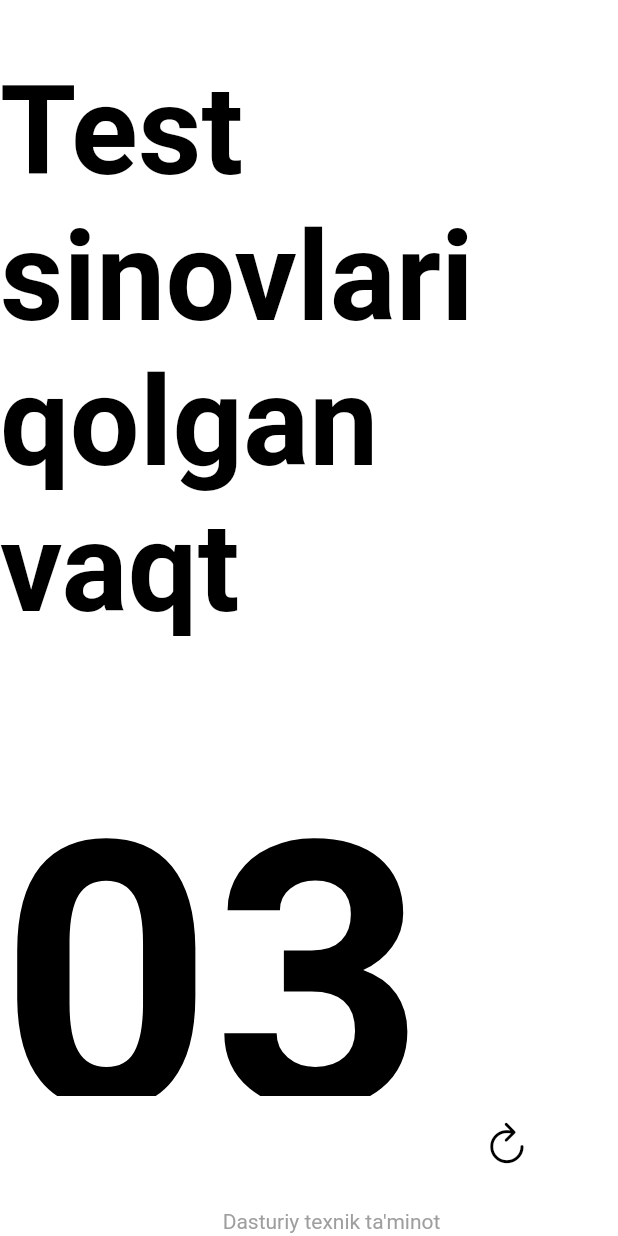
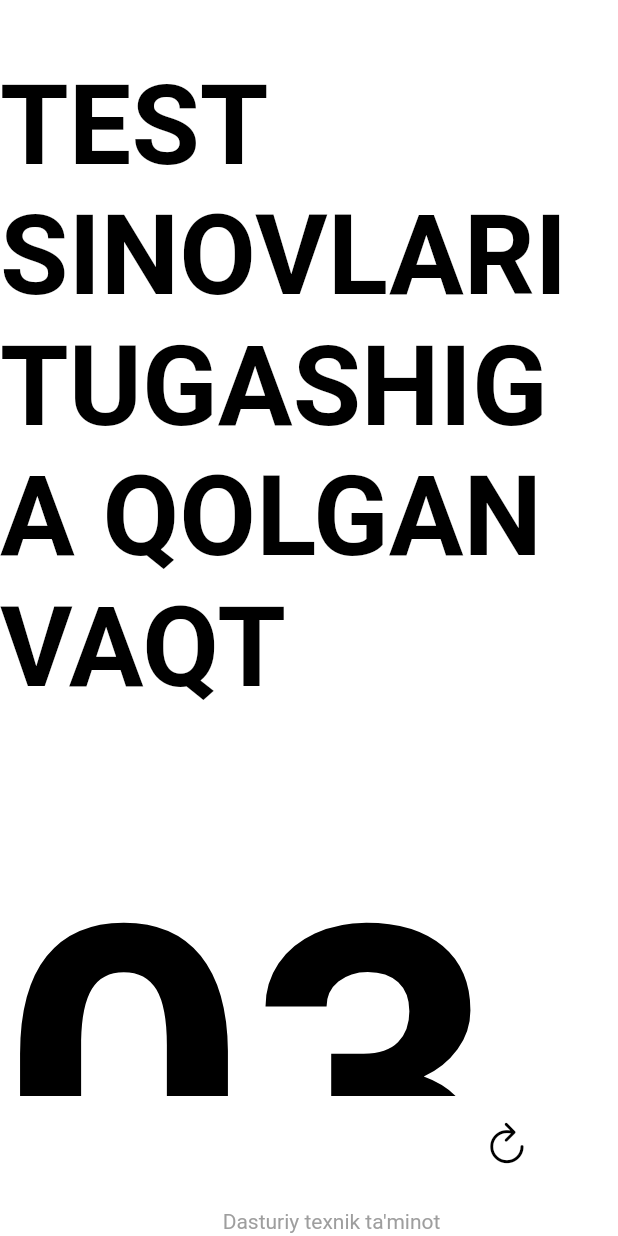
Before and after one commit to githubsobir/timersbt, a Flutter app: the screen it shows after launch, after a tap on an icon or button, on a phone screen of 412 x 824 dp. Run offline on Flutter 3.47's test engine with Material 2 defaults, Android fonts, the phone set to English and light mode, and no system bars; our stand-ins replace group_button.

Commit message:
my commit 22.03.2021

```diff
--- a/lib/main.dart
+++ b/lib/main.dart
@@ -3,6 +3,7 @@
 import 'package:flutter/material.dart';
 import 'package:group_button/group_button.dart';
 
+/// 22.03.2021 23:17
 void main() {
   runApp(MaterialApp(debugShowCheckedModeBanner: false, home: MyAp()));
 }
@@ -25,12 +26,13 @@
   bool checkTimer = true;
   bool visibleContent = true;
   String hhhh = "0", mmmm, ssss;
-  String languageTitle = "Test sinovlari qolgan vaqt";
+  String languageTitle = "Test sinovlari tugashiga qolgan vaqt".toUpperCase();
   double sliderValue = 3;
   double sliderValueMinute = 20;
   int qoshimcha = 0;
   int colorIndex = 0;
   bool changeTimerValue = false;
+
   int timerPause;
 
 
@@ -38,21 +40,21 @@
     // #index1
     Colors.black,
     Colors.white,
-    Colors.grey,
-    Colors.red,
-    Colors.grey.shade200,
     // #index2
     Colors.white,
     Colors.black,
-    Colors.grey,
-    Colors.red,
-    Colors.grey.shade200,
     // #index3,
     Colors.yellow,
     Colors.black,
-    Colors.grey,
+    // #index4,
     Colors.red,
-    Colors.grey.shade200,
+    Colors.black,
+    // #index5,
+    Colors.blue,
+    Colors.black,
+    // #index6,
+    Colors.blue,
+    Colors.white,
   ];
 
   void start() {
@@ -64,8 +66,10 @@
       checkTimer = true;
 
 
+
+
     });
-    if (changeTimerValue )
+    if (changeTimerValue)
       timeForTimer = ((hour * 60 * 60) + (minute * 60) + second);
     // debugPrint(timeForTimer.toString());
     Timer.periodic(Duration(seconds: 1), (timer) {
@@ -98,13 +102,13 @@
           timeToDisplay = timeShows(h: h, m: m, s: s);
         }
 
-        if (timeForTimer < 1 ) languageTitle = "Test sinovi tugadi";
+        if (timeForTimer < 1 ) languageTitle = "Test sinovi tugadi".toUpperCase();
         if (timeForTimer % 10 == 0 && qoshimcha == 0 && timeForTimer > 1) {
           qoshimcha = 1;
-          languageTitle = "Test sinovi tugashiga qolgan vaqt";
+          languageTitle ="Test sinovlari tugashiga qolgan vaqt".toUpperCase();
         } else if (timeForTimer % 10 == 0 && qoshimcha == 1 && timeForTimer > 1) {
           qoshimcha = 0;
-          languageTitle = "Осталось время до конца теста";
+          languageTitle = "Время до окончания тестирования".toUpperCase();
         }
       });
     });
@@ -117,6 +121,8 @@
       started = true;
       stopped = true;
       checkTimer = false;
+      changeTimerValue = false;
+
     });
   }
 
@@ -145,7 +151,7 @@
     }
 
     print("$hhhh : $mmmm : $ssss");
-    return "$hhhh : $mmmm : $ssss";
+    return "$hhhh:$mmmm:$ssss";
   }
 
   Widget timer({double screeSizes}) {
@@ -159,7 +165,7 @@
           Text(
             timeToDisplay,
             style: TextStyle(
-                fontSize: screeSizes * 0.3,color: myTheme1[0+colorIndex], fontWeight: FontWeight.w700),
+                fontSize: screeSizes * 0.35,color: myTheme1[0+colorIndex], fontWeight: FontWeight.w700),
           ),
           Visibility(
             visible: visibleContent,
@@ -168,6 +174,7 @@
               child: Row(
                 children: [
                   Container(
+                    height: 200,
                     margin: EdgeInsets.all(20),
                     padding: EdgeInsets.all(10),
                     decoration: BoxDecoration(
@@ -175,12 +182,13 @@
                         borderRadius: BorderRadius.circular(10),
                         boxShadow: [
                           BoxShadow(
-                            color: myTheme1[4+colorIndex],
-                            blurRadius: 1,
+                            color: Colors.grey,
+                            blurRadius: 2,
                             spreadRadius: 1,
-                            offset: Offset(0.2, 0.2),
-                          )
-                        ]),
+                            offset: Offset(0.4, 0.4),
+                          ),
+
+                        ],),
                     child: Column(
                       children: [
                         Text(
@@ -192,7 +200,11 @@
                         Container(
                           height: 120,
                           width: 150,
-                          child:Column(
+                          decoration: BoxDecoration(
+
+                          ),
+                          child:SingleChildScrollView(
+                            child: Column(
                               children: [
                                 GroupButton(
                                   isRadio: true,
@@ -206,18 +218,39 @@
                                       });
                                     } else if(index == 1){
                                       setState(() {
-                                      colorIndex = 5;
+                                        colorIndex =2;
                                       });
                                     } else if(index == 2){
                                       setState(() {
+                                        colorIndex = 4;
+                                      });
+
+                                    }
+                                    else if(index == 3){
+                                      setState(() {
+                                        colorIndex = 6;
+                                      });
+
+                                    }
+                                    else if(index == 4){
+                                      setState(() {
+                                        colorIndex = 8;
+                                      });
+
+                                    }
+                                    else if(index == 5){
+                                      setState(() {
                                         colorIndex = 10;
                                       });
+
                                     }
 
+
                                   },
-                                buttons: [" tema 1", "tema 2", "tema 3", ],
+                                  buttons: ["fon 1", "fon 2", "fon 3",  "fon 4", "fon 5", "fon 6",],
                                 )
                               ],
+                            ),
                           )
                         ),
                       ],
@@ -225,7 +258,7 @@
                   ),
                   Container(
                     width: 270,
-                    height: 210,
+                    height: 200,
                     margin: EdgeInsets.all(20),
                     padding: EdgeInsets.all(10),
                     decoration: BoxDecoration(
@@ -233,12 +266,16 @@
                         color: myTheme1[1+colorIndex],
                         boxShadow: [
                           BoxShadow(
-                            color: myTheme1[4+colorIndex],
-                            blurRadius: 1,
+                            color: Colors.grey,
+                            blurRadius: 2,
                             spreadRadius: 1,
-                            offset: Offset(0.2, 0.2),
-                          )
-                        ]),
+                            offset: Offset(0.4, 0.4),
+                          ),
+
+                        ],
+
+
+                    ),
                     child: Column(
                       crossAxisAlignment: CrossAxisAlignment.center,
                       mainAxisAlignment: MainAxisAlignment.center,
@@ -248,6 +285,7 @@
                             Icon(
                               CupertinoIcons.stopwatch,
                               size: 60,
+                              color: myTheme1[0+colorIndex],
                             ),
                             SizedBox(
                               width: 10,
@@ -266,7 +304,9 @@
                                   ]),
                               padding: EdgeInsets.all(10),
                               child: Text(
-                                " 0${sliderValue.round().toInt()} : ${sliderValueMinute <= 9 ? "${"0" + sliderValueMinute.round().toString()}" : sliderValueMinute.round().toString()}",
+                                " 0${sliderValue.round().toInt()}:"
+                                    "${sliderValueMinute <= 9 ? "${"0" + sliderValueMinute.round().toString()}":
+                                sliderValueMinute.round().toString()}",
                                 style: TextStyle(
                                     color: myTheme1[0+colorIndex], fontSize: 30),
                               ),
@@ -295,13 +335,14 @@
                                 setState(
                                   () {
                                     sliderValue = value;
-                                    languageTitle = "Test sinovlari qolgan vaqt";
+                                    languageTitle ="Test sinovlari tugashiga qolgan vaqt".toUpperCase();
                                     changeTimerValue = true;
                                     hour = value.round().toInt();
                                     //###
 
                                     timeToDisplay =
-                                        "0$hour:${minute.round().toInt() <= 9 ? "0" + minute.round().toString() : minute.round().toString()}: 00";
+                                        "0$hour:${minute.round().toInt() <= 9 ? "0"
+                                            + minute.round().toString():minute.round().toString()}:00";
 
                                     // timeShows(h:value.round().toInt(), m: minute );
                                   },
@@ -336,9 +377,10 @@
                                     sliderValueMinute = value;
                                     minute = value.round().toInt();
                                     changeTimerValue = true;
-                                    languageTitle = "Test sinovlari qolgan vaqt";
+                                    languageTitle = "Test sinovlari tugashiga qolgan vaqt".toUpperCase();
                                     timeToDisplay =
-                                        "0$hour:${minute.round().toInt() <= 9 ? "0" + minute.round().toString() : minute.round().toString()}: 00";
+                                        "0$hour:${minute.round().toInt() <= 9 ? "0" + minute.round().toString()
+                                            :minute.round().toString()}:00";
                                     // timeShows(h: hour, m:value.round().toInt() );
                                   },
                                 );
@@ -386,7 +428,7 @@
                         style: TextStyle(
                           color: myTheme1[0+colorIndex],
                           fontWeight: FontWeight.bold,
-                          fontSize: screeSize * 0.1,
+                          fontSize: screeSize * 0.09,
                         ),
                       ),
                       timer(screeSizes: screeSize),
```
Lines whose indentation alone changed are shown as unchanged.
